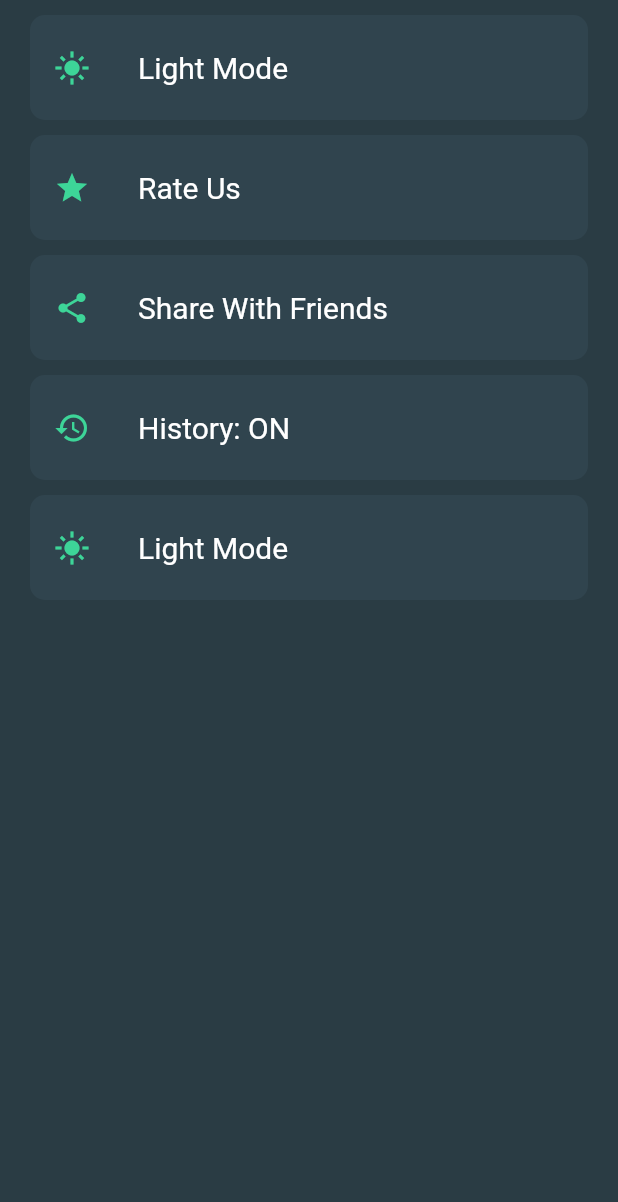
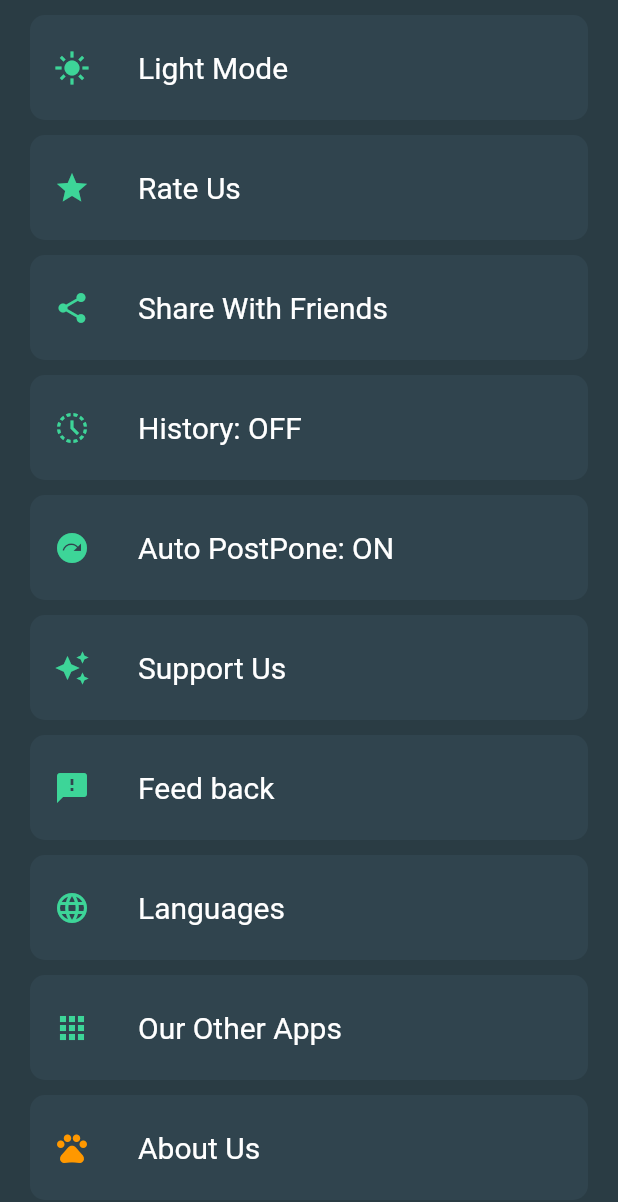
Before and after one commit to KingpinDk/Taskify, a Flutter app: the Settings screen opened directly, after a tap on "Dark Mode", after a tap on "History: ON", on a phone screen of 412 x 824 dp. Shown: the top 1202 px of the screen. Run offline on Flutter 3.47's test engine with Material 2 defaults, Android fonts, the light colour scheme and no system bars; our stand-ins replace curved_navigation_bar.

Commit message:
building settings page

```diff
--- a/lib/class_theme.dart
+++ b/lib/class_theme.dart
@@ -24,18 +24,47 @@ class MyTheme{
   static String shareWithFrndsString = "Share With Friends";
   static Icon shareWithFrndsIcon = const Icon(Icons.share_rounded, color: Color(0xFF3DD598),);
 
+  //Support Us
+  static String supportUsString = "Support Us";
+  static Icon supportUsIcon = const Icon(Icons.auto_awesome_sharp, color: Color(0xFF3DD598),);
+
   //History
   static int histIndx = 0;
   static List<String> historyString = ["History: ON", "History: OFF"];
   static List<Icon> historyIcon = [const Icon(Icons.history, color: Color(0xFF3DD598),),const Icon(Icons.history_toggle_off, color: Color(0xFF3DD598),)];
 
+  //Auto PostPone
+  static int autoIndx = 0;
+  static List<String> autoPostPoneString = ["Auto PostPone: ON","Auto PostPone: OFF"];
+  static List<Icon> autoIcon = [const Icon(Icons.next_plan, color: Color(0xFF3DD598),),const Icon(Icons.next_plan_outlined, color: Color(0xFF3DD598),),];
 
-  //
+  //Feed Back
+  static String feedBackString = "Feed back";
+  static Icon feedBackIcon = const Icon(Icons.feedback, color: Color(0xFF3DD598),);
+
+  //Languages
+  static String languagesString = "Languages";
+  static Icon languagesIcon = const Icon(Icons.language, color: Color(0xFF3DD598),);
+
+  //Privacy
+  static String privacyString = "Privacy";
+  static Icon privacyIcon = const Icon(Icons.shield_sharp, color: Color(0xFF3DD598),);
+
+  //Our Other Apps
+  static String ourOtherAppsString = "Our Other Apps";
+  static Icon ourOtherAppsIcon = const Icon(Icons.apps, color: Color(0xFF3DD598),);
+
+  //About Us
+  static String aboutUsString = "About Us";
+  static Icon aboutUsIcon = const Icon(Icons.pets_rounded, color: Colors.orange,);
+
+  //bottom navigation bar and screen elements
   static List<Color> navBtm = [const Color(0xFF30444E),Colors.white];
+  //system status bar and screen background
   static List<Color> statPage = [const Color(0xFF2A3C44),const Color(0xFFE5E5E5)];
 
   //Nav Bar Icon colors
-  static List<List<Color>> iconColor = [[const Color(0xFF3DD598),Colors.white,Colors.white,Colors.white],[const Color(0xFFB3B3B3),const Color(0xFFB3B3B3),const Color(0xFFB3B3B3),const Color(0xFFB3B3B3)]];
+  static List<List<Color>> iconColor = [[const Color(0xFF3DD598),Colors.white,Colors.white,Colors.white],[const Color(0xFF3DD598),const Color(0xFFB3B3B3),const Color(0xFFB3B3B3),const Color(0xFFB3B3B3)]];
   static List<List<Color>> initialIconColor = [[Colors.white,Colors.white,Colors.white,Colors.white],[const Color(0xFFB3B3B3),const Color(0xFFB3B3B3),const Color(0xFFB3B3B3),const Color(0xFFB3B3B3)]];
   static List<Widget> pages = const [Home(), AddTask(), History(), Settings()];
 
--- a/lib/pages/settings.dart
+++ b/lib/pages/settings.dart
@@ -25,9 +25,19 @@ class _SettingsState extends State<Settings> {
             const SizedBox(height: 10.0,),
             MyTile(MyTheme.navBtm[MyTheme.currTheme], MyTheme.shareWithFrndsIcon, MyTheme.shareWithFrndsString, MyTheme.fontColor[MyTheme.currTheme],(){}),
             const SizedBox(height: 10.0,),
-            MyTile(MyTheme.navBtm[MyTheme.currTheme], MyTheme.historyIcon[MyTheme.histIndx], MyTheme.historyString[MyTheme.histIndx], MyTheme.fontColor[MyTheme.currTheme],(){}),
+            MyTile(MyTheme.navBtm[MyTheme.currTheme], MyTheme.historyIcon[MyTheme.histIndx], MyTheme.historyString[MyTheme.histIndx], MyTheme.fontColor[MyTheme.currTheme],powHistory),
             const SizedBox(height: 10.0,),
-            MyTile(MyTheme.navBtm[MyTheme.currTheme], MyTheme.modeIcon[MyTheme.currTheme], MyTheme.themeMode[MyTheme.currTheme], MyTheme.fontColor[MyTheme.currTheme],(){}),
+            MyTile(MyTheme.navBtm[MyTheme.currTheme], MyTheme.autoIcon[MyTheme.autoIndx], MyTheme.autoPostPoneString[MyTheme.autoIndx], MyTheme.fontColor[MyTheme.currTheme],powAutoPostPone),
+            const SizedBox(height: 10.0,),
+            MyTile(MyTheme.navBtm[MyTheme.currTheme], MyTheme.supportUsIcon, MyTheme.supportUsString, MyTheme.fontColor[MyTheme.currTheme], (){}),
+            const SizedBox(height: 10.0,),
+            MyTile(MyTheme.navBtm[MyTheme.currTheme], MyTheme.feedBackIcon, MyTheme.feedBackString, MyTheme.fontColor[MyTheme.currTheme], (){}),
+            const SizedBox(height: 10.0,),
+            MyTile(MyTheme.navBtm[MyTheme.currTheme], MyTheme.languagesIcon, MyTheme.languagesString, MyTheme.fontColor[MyTheme.currTheme], (){}),
+            const SizedBox(height: 10.0,),
+            MyTile(MyTheme.navBtm[MyTheme.currTheme], MyTheme.ourOtherAppsIcon, MyTheme.ourOtherAppsString, MyTheme.fontColor[MyTheme.currTheme], (){}),
+            const SizedBox(height: 10.0,),
+            MyTile(MyTheme.navBtm[MyTheme.currTheme], MyTheme.aboutUsIcon, MyTheme.aboutUsString, MyTheme.fontColor[MyTheme.currTheme], (){}),
             const SizedBox(height: 10.0,),
           ],
         ),
@@ -35,6 +45,16 @@ class _SettingsState extends State<Settings> {
     );
   }
 
+  void powAutoPostPone(){
+    setState(() {
+      MyTheme.autoIndx ^= 1;
+    });
+  }
+  void powHistory(){
+    setState(() {
+      MyTheme.histIndx ^= 1;
+    });
+  }
   void changeTheme(){
     setState(() {
       if(MyTheme.currTheme == 0) {
@@ -43,7 +63,7 @@ class _SettingsState extends State<Settings> {
         MyTheme.currTheme = 0;
       }
     });
-    ScaffoldMessenger.of(context).showSnackBar(const SnackBar(content: Text("Move to next page for Complete changes"), duration: Duration(milliseconds: 600),));
+    ScaffoldMessenger.of(context).showSnackBar(const SnackBar(content: Text("Move to next page to apply changes"), duration: Duration(milliseconds: 600),));
   }
 
   Widget MyTile(Color tileColor, Icon icon, String str, Color fontColor, function){
```
